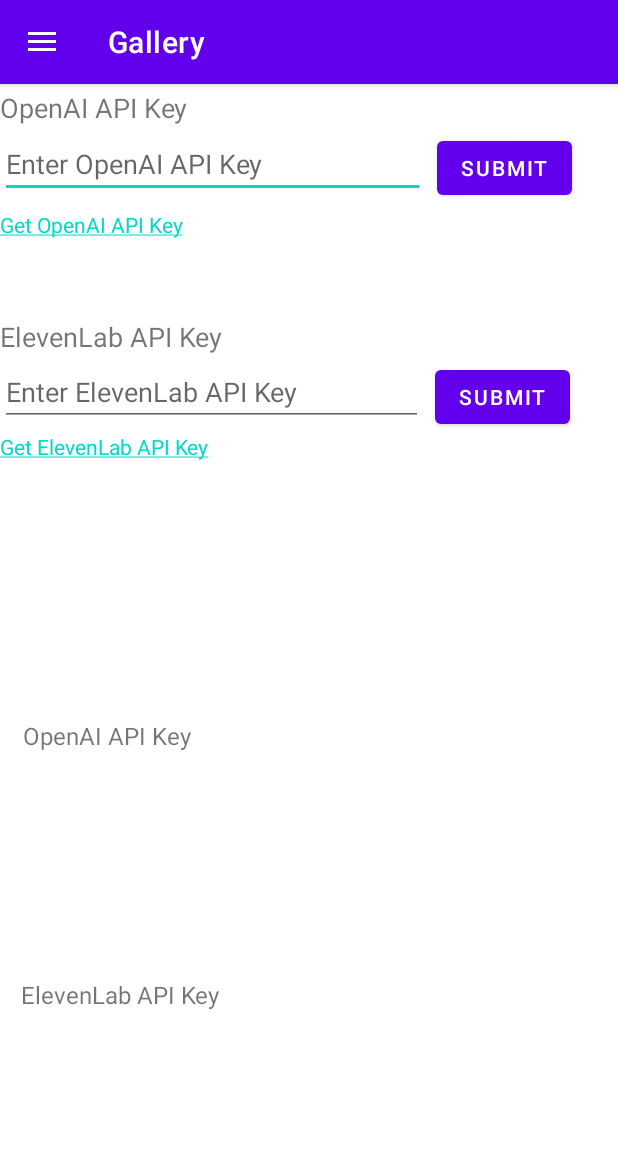
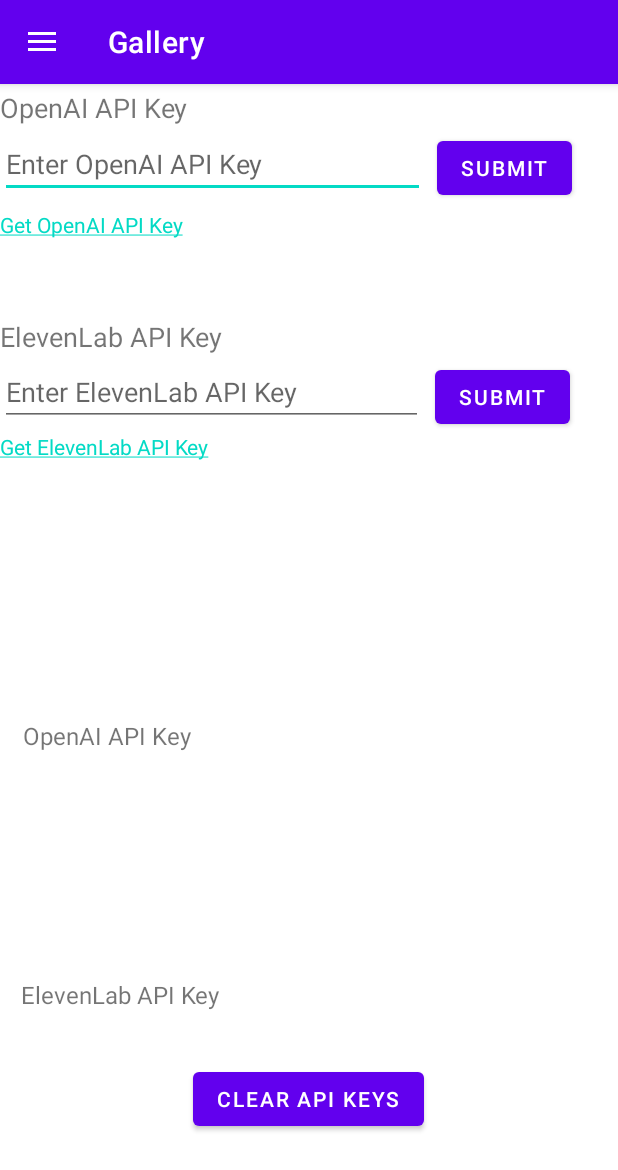
Before and after one commit to NicsunXnus/ComfortZone2, an Android app: the screen it shows after launch (MainActivity), in the side drawer, after a tap on "API Keys", on a phone screen of 412 x 824 dp. Shown: the top 1170 px of the screen. Run offline under Robolectric (Android 15) with nearby library versions, the phone set to English and light mode, and no system bars; our stand-ins replace navigation-ui; pictures from the network do not load.

Commit message:
ADDED CLEAR API KEYY IN GALLERY

```diff
--- a/app/src/main/java/com/example/appv2/ui/gallery/GalleryFragment.kt
+++ b/app/src/main/java/com/example/appv2/ui/gallery/GalleryFragment.kt
@@ -108,6 +108,14 @@
             movementMethod = LinkMovementMethod.getInstance()
         }
 
+        val clearApiKeysButton: Button = binding.clearApiKeysButton
+        clearApiKeysButton.setOnClickListener {
+            openAIKeyTextView.text = ""
+            elevenLabKeyTextView.text = ""
+            saveApiKeyToSharedPreferences("openai_api_key", "")
+            saveApiKeyToSharedPreferences("elevenlab_api_key", "")
+        }
+
         return root
     }
 
--- a/app/src/main/res/layout/fragment_gallery.xml
+++ b/app/src/main/res/layout/fragment_gallery.xml
@@ -130,4 +130,17 @@
         app:layout_constraintTop_toBottomOf="@+id/text_view_openai_api_key"
         tools:ignore="TouchTargetSizeCheck" />
 
+    <Button
+        android:id="@+id/clearApiKeysButton"
+        android:layout_width="wrap_content"
+        android:layout_height="wrap_content"
+        android:text="Clear API Keys"
+        app:layout_constraintBottom_toBottomOf="parent"
+        app:layout_constraintEnd_toEndOf="parent"
+        app:layout_constraintHorizontal_bias="0.498"
+        app:layout_constraintStart_toStartOf="parent"
+        app:layout_constraintTop_toTopOf="parent"
+        app:layout_constraintVertical_bias="0.906" />
+
+
 </androidx.constraintlayout.widget.ConstraintLayout>
```
